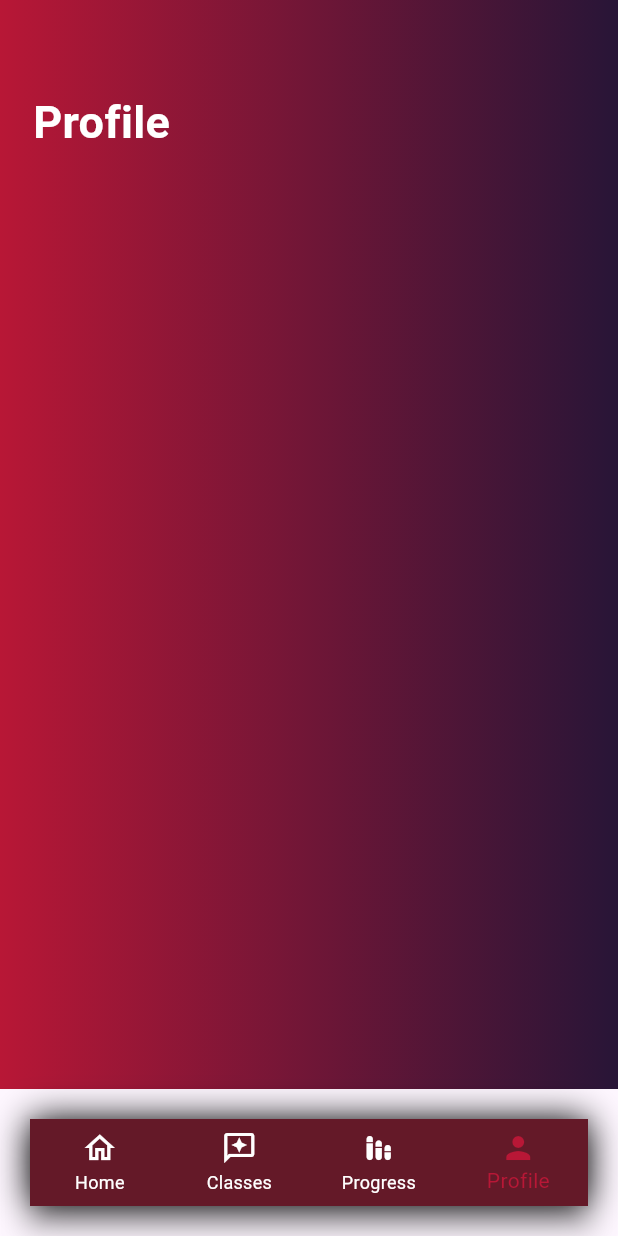
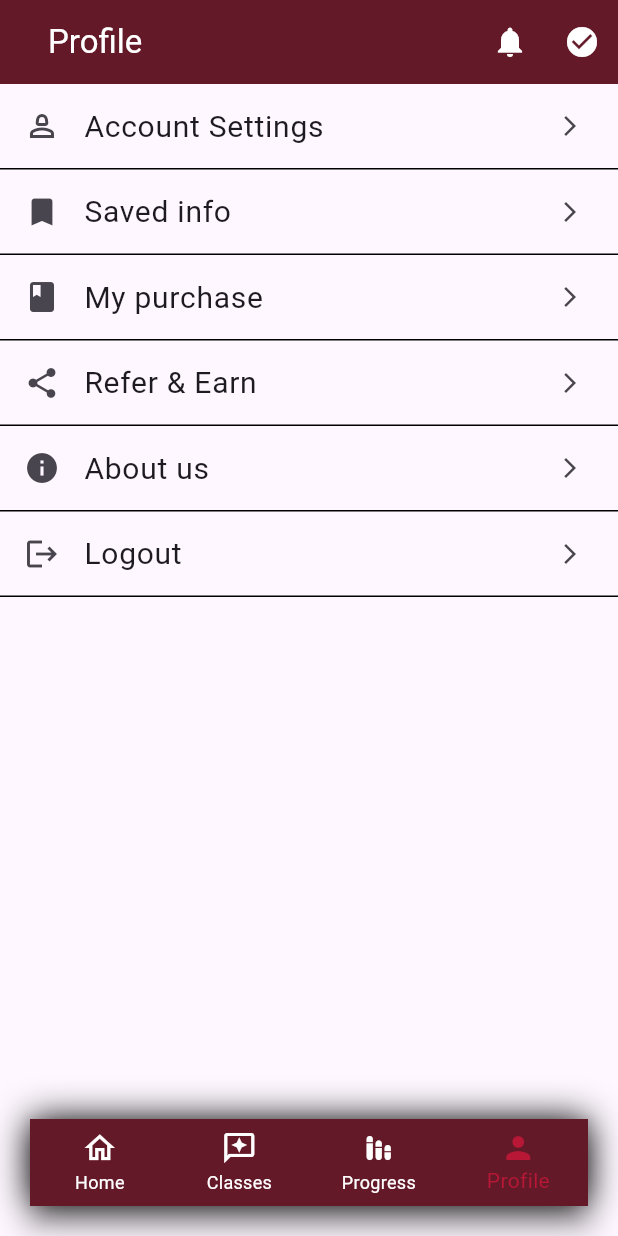
Before and after one commit to siddhant0210/educ, a Flutter app: the screen it shows after launch, item 4 of the bottom bar chosen, on a phone screen of 412 x 824 dp. Run offline on Flutter 3.47's test engine with Material 3 defaults, Android fonts, the phone set to English and light mode, and no system bars; our stand-ins replace dio, flutter_secure_storage, logger, retrofit, shared_preferences; generated files the repository leaves out were written again.

Commit message:
Settings

```diff
--- a/lib/routes/route_config.dart
+++ b/lib/routes/route_config.dart
@@ -3,6 +3,7 @@ import 'package:e_learningapp/views/auth/otp/forgot_password.dart';
 import 'package:e_learningapp/views/auth/otp/otp_screen.dart';
 import 'package:e_learningapp/views/auth/register/register_screen.dart';
 import 'package:e_learningapp/views/home/home_screen.dart';
+import 'package:e_learningapp/views/pages/profile/account/account.dart';
 import 'package:e_learningapp/views/splash/splash_screen.dart';
 import 'package:flutter/material.dart';
 
@@ -13,6 +14,7 @@ class RouteName {
   static const home = "/home";
   static const otp = "/otp";
   static const forgotPass = "/forgotpass";
+  static const account = "/account";
 }
 
 class RouteGenerator {
@@ -32,13 +34,11 @@ class RouteGenerator {
       case RouteName.forgotPass:
         return MaterialPageRoute(
             builder: (context) => const ForgotPasswordScreen());
+      case RouteName.account:
+        return MaterialPageRoute(builder: (context) => const AccountScreen());
       default:
         return MaterialPageRoute(
-          builder: (context) => const Scaffold(
-            body: Center(
-              child: Text("Unknown Route"),
-            ),
-          ),
+          builder: (context) => const HomeScreen(),
           settings: settings,
         );
     }
--- a/lib/views/home/home_screen.dart
+++ b/lib/views/home/home_screen.dart
@@ -1,4 +1,4 @@
-import 'package:e_learningapp/views/bottom_nav/bottom_navigation.dart';
+import 'package:e_learningapp/views/pages/profile/profile.dart';
 import 'package:flutter/material.dart';
 
 class HomeScreen extends StatefulWidget {
@@ -9,10 +9,110 @@ class HomeScreen extends StatefulWidget {
 }
 
 class _HomeScreenState extends State<HomeScreen> {
+ int selectedtab = 0;
+  static const TextStyle optionStyle =
+      TextStyle(fontSize: 30, fontWeight: FontWeight.bold);
+  static const List<Widget> widgetOptions = <Widget>[
+    Text(
+      'Index 0: Home',
+      style: optionStyle,
+    ),
+    Text(
+      'Index 1: classes',
+      style: optionStyle,
+    ),
+    Text(
+      'Index 2: Progress',
+      style: optionStyle,
+    ),
+    ProfileScreen()
+  ];
+
+  void _onItemTapped(int index) {
+    setState(() {
+      selectedtab = index;
+    });
+  }
+
+  getAppBar() {
+    switch (selectedtab) {
+      case 0:
+        {
+          return 'Home';
+        }
+      case 1:
+        {
+          return 'My Courses';
+        }
+      case 2:
+        {
+          return 'Your Progress';
+        }
+      case 3:
+        {
+          return 'Profile';
+        }
+    }
+  }
+
   @override
   Widget build(BuildContext context) {
-    return const Scaffold(
-      bottomNavigationBar: BottomNav(),
+    return Scaffold(
+      appBar: AppBar(
+        title: Padding(
+          padding: const EdgeInsets.all(16.0),
+          child: Text(getAppBar()),
+        ),
+        automaticallyImplyLeading: false,
+        foregroundColor: Colors.white,
+        backgroundColor: const Color.fromARGB(255, 100, 25, 40),
+        actions: [
+          IconButton(
+              onPressed: () => {}, icon: const Icon(Icons.notifications)),
+          IconButton(onPressed: () => {}, icon: const Icon(Icons.check_circle)),
+        ],
+      ),
+      body: widgetOptions.elementAt(selectedtab),
+      bottomNavigationBar: Container(
+        margin: EdgeInsets.symmetric(horizontal: 20, vertical: 20),
+        decoration: const BoxDecoration(
+          boxShadow: [
+            BoxShadow(color: Colors.black, blurRadius: 20),
+          ],
+          gradient: LinearGradient(
+            begin: Alignment.topCenter,
+            end: Alignment.bottomCenter,
+            colors: [Color(0xff281537), Color(0xffB81736)],
+          ),
+        ),
+        child: BottomNavigationBar(
+          type: BottomNavigationBarType.fixed,
+          backgroundColor: const Color.fromARGB(
+              255, 100, 25, 40), // Make the BottomNavigationBar transparent
+          unselectedItemColor: Colors.white,
+          selectedItemColor: const Color(0xffB81736),
+          currentIndex: selectedtab,
+          onTap: _onItemTapped,
+          items: const <BottomNavigationBarItem>[
+            BottomNavigationBarItem(
+              icon: Icon(Icons.home_outlined),
+              label: 'Home',
+            ),
+            BottomNavigationBarItem(
+              icon: Icon(Icons.reviews_outlined),
+              label: 'Classes',
+            ),
+            BottomNavigationBarItem(
+              icon: Icon(Icons.stacked_bar_chart_rounded),
+              label: 'Progress',
+            ),
+            BottomNavigationBarItem(
+              icon: Icon(Icons.person),
+              label: 'Profile',
+            ),
+          ],
+        ),
+      ),
     );
   }
 }
--- a/lib/views/pages/profile/profile.dart
+++ b/lib/views/pages/profile/profile.dart
@@ -1,8 +1,9 @@
+import 'package:e_learningapp/routes/route_config.dart';
 import 'package:flutter/material.dart';
 import 'package:flutter/widgets.dart';
 
 class ProfileScreen extends StatefulWidget {
-  const ProfileScreen({Key? key}) : super(key: key);
+  const ProfileScreen({super.key});
 
   @override
   State<ProfileScreen> createState() => _ProfileScreenState();
@@ -11,31 +12,67 @@ class ProfileScreen extends StatefulWidget {
 class _ProfileScreenState extends State<ProfileScreen> {
   @override
   Widget build(BuildContext context) {
-    return Stack(
-      children: [
-        // Background container with gradient
-        Container(
-          height: double.infinity,
-          width: double.infinity,
-          decoration: const BoxDecoration(
-            gradient: LinearGradient(
-              colors: [Color(0xffB81736), Color(0xff281537)],
+    return   Scaffold(
+     body: Column(children: <Widget>[
+      ListTile(
+        trailing: const Icon(Icons.arrow_forward_ios, size: 16,),
+        title: const Text("Account Settings", style: TextStyle(fontSize: 20),),
+        leading: const Icon(Icons.person_2_outlined),
+        onTap: () {
+          Navigator.pushNamed(context, RouteName.account);
+        },
       ),
+      const Divider(
+        height: 1,
+        color: Colors.black,
       ),
+      const ListTile(
+        trailing: Icon(Icons.arrow_forward_ios, size: 16,),
+        title: Text("Saved info", style: TextStyle(fontSize: 20),),
+        leading: Icon(Icons.bookmark),
       ),
-        // Content of the profile screen
-        const Padding(
-          padding: EdgeInsets.only(top: 60.0, left: 22),
-          child: Text(
-            'Profile',
-            style: TextStyle(
-              fontSize: 30,
-              color: Colors.white,
-              fontWeight: FontWeight.bold,
+      const Divider(
+        height: 1,
+        color: Colors.black,
       ),
+
+      const ListTile(
+        trailing: Icon(Icons.arrow_forward_ios, size: 16,),
+        title: Text("My purchase", style: TextStyle(fontSize: 20),),
+        leading: Icon(Icons.book_rounded),
       ),
+      const Divider(
+        height: 1,
+        color: Colors.black,
       ),
-      ],
+      const ListTile(
+        trailing: Icon(Icons.arrow_forward_ios, size: 16,),
+        title: Text("Refer & Earn", style: TextStyle(fontSize: 20),),
+        leading: Icon(Icons.share),
+      ),
+      const Divider(
+        height: 1,
+        color: Colors.black,
+      ),
+      const ListTile(
+        trailing: Icon(Icons.arrow_forward_ios, size: 16,),
+        title: Text("About us", style: TextStyle(fontSize: 20),),
+        leading: Icon(Icons.info),
+      ),
+      const Divider(
+        height: 1,
+        color: Colors.black,
+      ),
+      const ListTile(
+        trailing: Icon(Icons.arrow_forward_ios, size: 16,),
+        title: Text("Logout", style: TextStyle(fontSize: 20),),
+        leading: Icon(Icons.logout),
+      ),
+      const Divider(
+        height: 1,
+        color: Colors.black,
+      ),
+     ],)
     );
   }
 }
```
Also changed, not shown: lib/constants/custom_dialog.dart (added, +22 -0 lines), lib/constants/custom_form.dart (added, +122 -0 lines), lib/views/bottom_nav/bottom_navigation.dart (+33 -2 lines), lib/views/pages/profile/account/account.dart (added, +160 -0 lines). Lines whose indentation alone changed are shown as unchanged.
